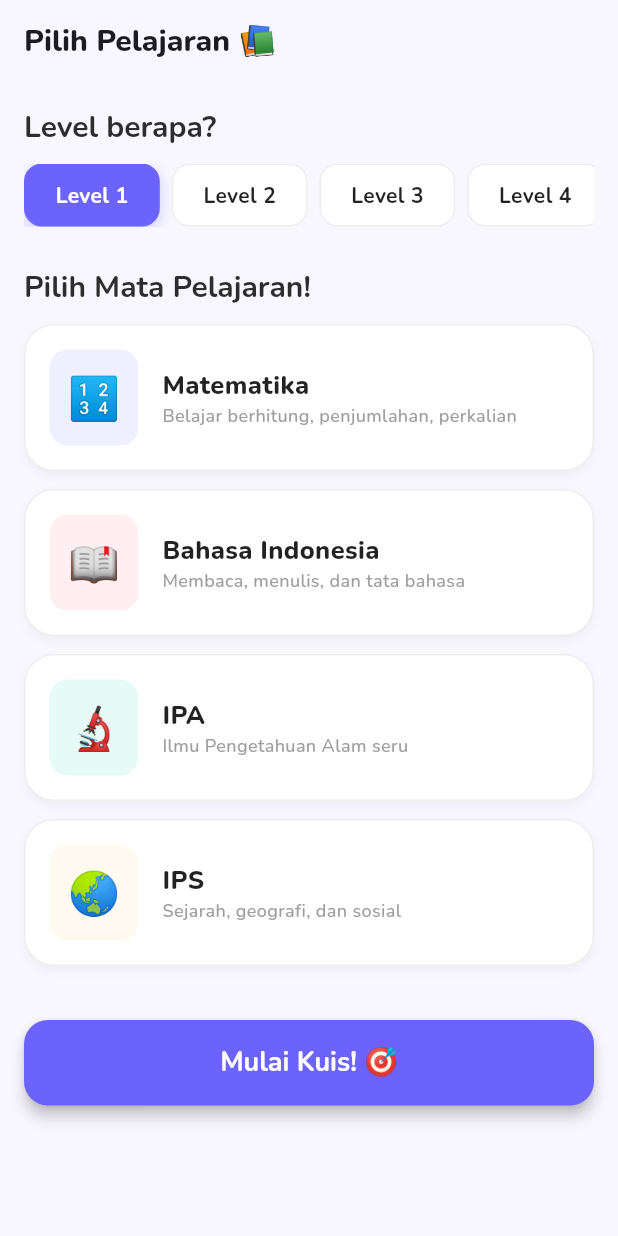
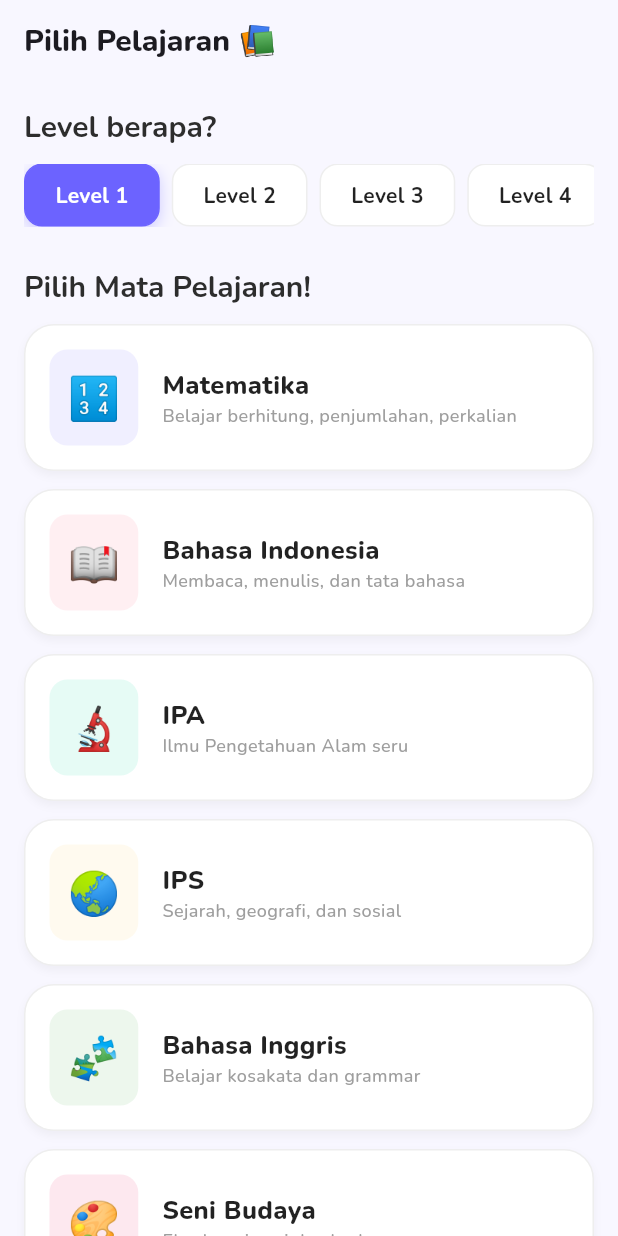
Before and after one commit to Agungpurr/gamifikasi_v1, a Flutter app: the SubjectSelectScreen screen opened directly, on a phone screen of 412 x 824 dp. Run offline on Flutter 3.47's test engine with Material 3 defaults, Android fonts, the phone set to English and light mode, and no system bars; drawn by our look-alikes of flutter_animate; our stand-ins replace audioplayers, cloud_firestore, confetti, firebase_auth, firebase_core, flutter_local_notifications and 8 more; missing offline and left inert: excel; accounts and stored records are empty; generated files the repository leaves out were written again.

Commit message:
add soal basing and seni budaya

```diff
--- a/lib/models/badge_model.dart
+++ b/lib/models/badge_model.dart
@@ -44,7 +44,7 @@ class BadgeModel {
         return ((user.subjectProgress['bahasa'] ?? 0) / 1000).clamp(0.0, 1.0);
       case 'ipa_10':
         return ((user.subjectProgress['ipa'] ?? 0) / 100).clamp(0.0, 1.0);
-      case 'ipa_10':
+      case 'ipa_100':
         return ((user.subjectProgress['ipa'] ?? 0) / 1000).clamp(0.0, 1.0);
       case 'ips_10':
         return ((user.subjectProgress['ips'] ?? 0) / 100).clamp(0.0, 1.0);
--- a/lib/services/firebase_service.dart
+++ b/lib/services/firebase_service.dart
@@ -464,5 +464,61 @@ class FirebaseService {
       'points': 10,
       'difficulty': 'easy',
     },
+    // Bahasa Inggris - Kelas 3
+    {
+      'subject': 'bahasa_inggris',
+      'grade': '3',
+      'question': 'Ibu kota Indonesia adalah...',
+      'options': ['Bandung', 'Surabaya', 'Jakarta', 'Medan'],
+      'correctIndex': 2,
+      'explanation':
+          'Jakarta adalah ibu kota Indonesia (saat ini masih Jakarta).',
+      'points': 10,
+      'difficulty': 'easy',
+    },
+    {
+      'subject': 'bahasa_inggris',
+      'grade': '3',
+      'question': 'Semboyan negara Indonesia adalah...',
+      'options': [
+        'Bhineka Tunggal Ika',
+        'Pancasila',
+        'Garuda Pancasila',
+        'Merah Putih'
+      ],
+      'correctIndex': 0,
+      'explanation':
+          'Bhinneka Tunggal Ika artinya "Berbeda-beda tetapi tetap satu jua".',
+      'points': 10,
+      'difficulty': 'easy',
+    },
+    // Bahasa Inggris - Kelas 3
+    {
+      'subject': 'seni_budaya',
+      'grade': '3',
+      'question': 'Ibu kota Indonesia adalah...',
+      'options': ['Bandung', 'Surabaya', 'Jakarta', 'Medan'],
+      'correctIndex': 2,
+      'explanation':
+          'Jakarta adalah ibu kota Indonesia (saat ini masih Jakarta).',
+      'points': 10,
+      'difficulty': 'easy',
+    },
+    {
+      'subject': 'seni_budaya',
+      'grade': '3',
+      'question': 'Semboyan negara Indonesia adalah...',
+      'options': [
+        'Bhineka Tunggal Ika',
+        'Pancasila',
+        'Garuda Pancasila',
+        'Merah Putih'
+      ],
+      'correctIndex': 0,
+      'explanation':
+          'Bhinneka Tunggal Ika artinya "Berbeda-beda tetapi tetap satu jua".',
+      'points': 10,
+      'difficulty': 'easy',
+    },
   ];
 }
--- a/lib/utils/app_theme.dart
+++ b/lib/utils/app_theme.dart
@@ -130,6 +130,20 @@ class AppConstants {
       'color': AppColors.ips,
       'description': 'Sejarah, geografi, dan sosial',
     },
+    {
+      'id': 'bahasa_inggris',
+      'name': 'Bahasa Inggris',
+      'emoji': '🧩',
+      'description': 'Belajar kosakata dan grammar',
+      'color': Color(0xFF4CAF50),
+    },
+    {
+      'id': 'seni_budaya',
+      'name': 'Seni Budaya',
+      'emoji': '🎨',
+      'description': 'Eksplorasi seni dan budaya',
+      'color': Color(0xFFE91E63),
+    },
   ];
 
   static const List<String> grades = ['1', '2', '3', '4', '5', '6'];
```
Also changed, not shown: lib/screens/quiz/quiz_screen.dart (+42 -0 lines).
